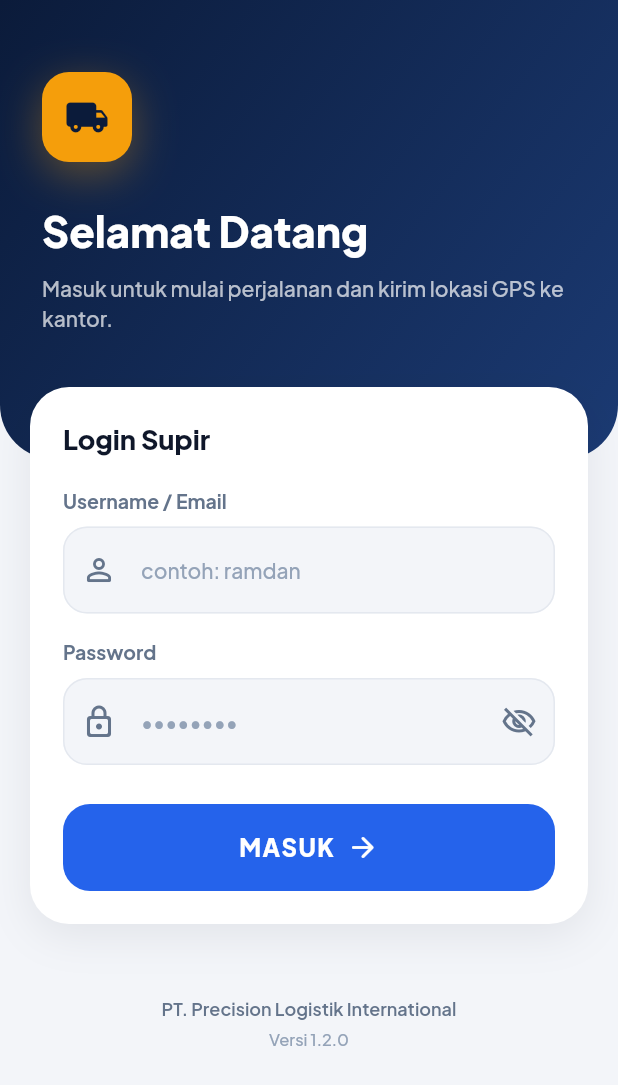
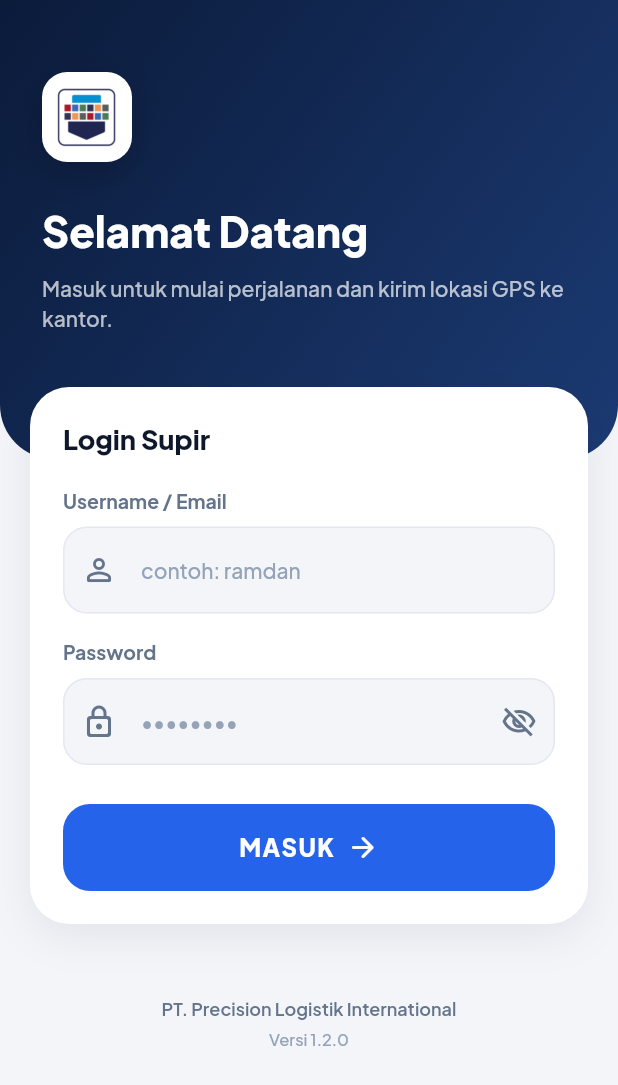
Before and after one commit to syahrul0505/trucking-mobile-app, a Flutter app: the screen it shows after launch, on a phone screen of 412 x 824 dp. Shown: the top 1085 px of the screen. Run offline on Flutter 3.47's test engine with Material 3 defaults, Android fonts, the phone set to English and light mode, and no system bars; our stand-ins replace battery_plus, flutter_map, flutter_spinkit, geolocator, google_fonts, latlong2 and 2 more.

Commit message:
feat(branding): replace default Flutter logo and launcher icon with official Precision emblem

```diff
--- a/lib/main.dart
+++ b/lib/main.dart
@@ -369,12 +369,27 @@ class AppLogo extends StatelessWidget {
     return Container(
       width: size,
       height: size,
+      padding: EdgeInsets.all(size * 0.15),
       decoration: BoxDecoration(
-        color: C.accent,
-        borderRadius: BorderRadius.circular(size * 0.3),
-        boxShadow: [BoxShadow(color: C.accent.withOpacity(0.35), blurRadius: 24, offset: const Offset(0, 8))],
+        color: Colors.white,
+        borderRadius: BorderRadius.circular(size * 0.28),
+        boxShadow: const [
+          BoxShadow(
+            color: Color(0x33000000),
+            blurRadius: 20,
+            offset: Offset(0, 8),
+          ),
+        ],
       ),
-      child: Icon(Icons.local_shipping_rounded, color: C.navy, size: size * 0.5),
+      child: Image.asset(
+        'assets/images/precision_logo.png',
+        fit: BoxFit.contain,
+        errorBuilder: (_, __, ___) => Icon(
+          Icons.local_shipping_rounded,
+          color: C.navy,
+          size: size * 0.5,
+        ),
+      ),
     );
   }
 }
--- a/pubspec.yaml
+++ b/pubspec.yaml
@@ -1,7 +1,7 @@
 name: trucking_mobile
 description: "Precision Trucking Driver App - Dedicated Native GPS & Trip Tracker"
 publish_to: "none"
-version: 1.2.0+3
+version: 1.2.1+4
 
 environment:
   sdk: ">=3.0.0 <4.0.0"
@@ -28,3 +28,5 @@ dev_dependencies:
 
 flutter:
   uses-material-design: true
+  assets:
+    - assets/images/
```
Also changed, not shown: assets/images/app_icon.png (added), assets/images/precision_logo.png (added), assets/launcher/mipmap-hdpi/ic_launcher.png (added), assets/launcher/mipmap-mdpi/ic_launcher.png (added), assets/launcher/mipmap-xhdpi/ic_launcher.png (added), assets/launcher/mipmap-xxhdpi/ic_launcher.png (added), assets/launcher/mipmap-xxxhdpi/ic_launcher.png (added), 6 other files.
